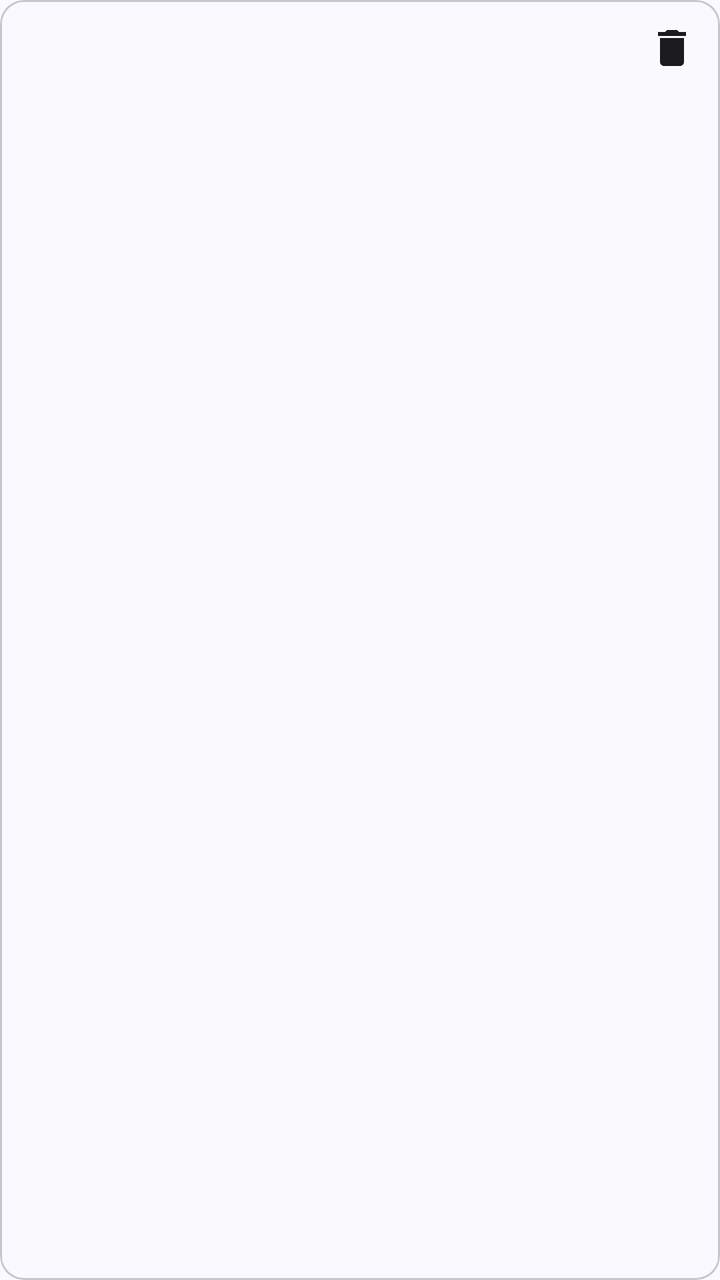
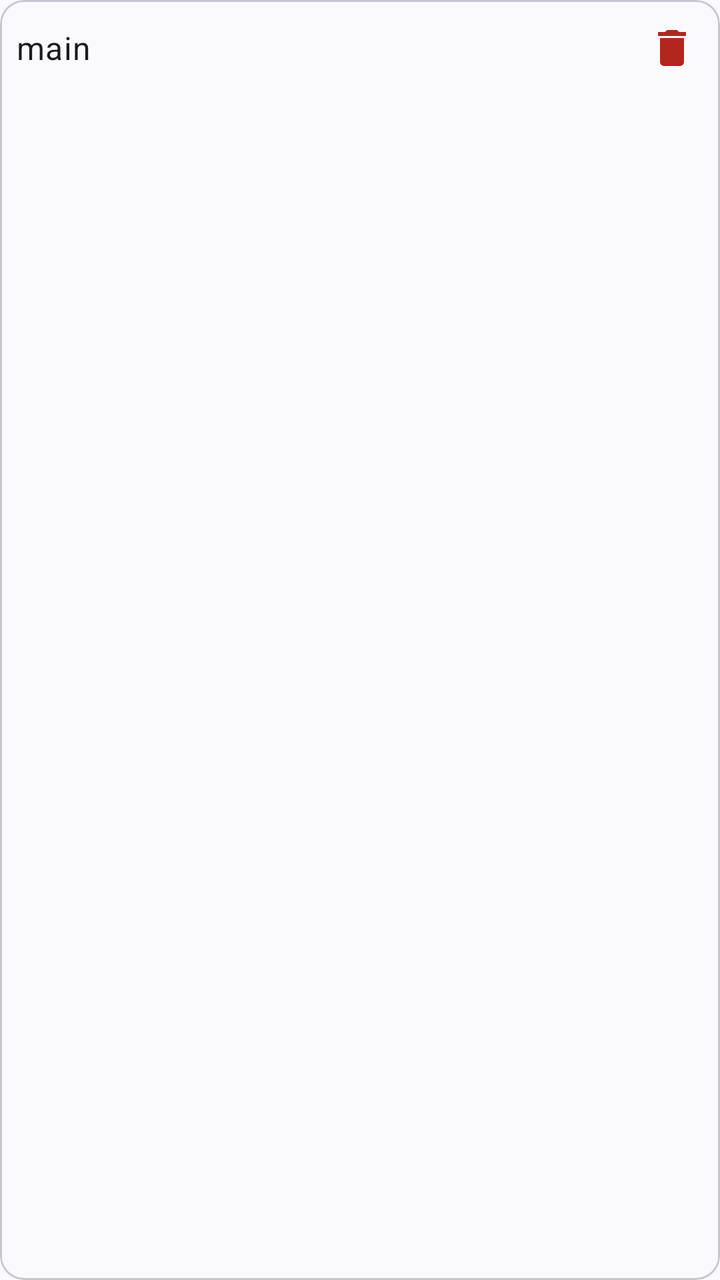

Screens rendered from an Android XML layout before and after an edit, with the pre-edit source and the edit as a unified diff.
<!-- AndroidManifest.xml: application theme Theme.GoTerminal -->
<!-- res/layout/item_session.xml -->
<?xml version="1.0" encoding="utf-8"?>
<com.google.android.material.card.MaterialCardView
    xmlns:android="http://schemas.android.com/apk/res/android"
    xmlns:app="http://schemas.android.com/apk/res-auto"
    xmlns:tools="http://schemas.android.com/tools"
    android:layout_width="match_parent"
    android:layout_height="wrap_content"
    android:id="@+id/card"
    android:layout_marginBottom="8dp"
    android:layout_marginLeft="0dp"
    style="@style/Widget.Material3.CardView.Outlined"
    app:strokeWidth="1dp"
    android:layout_marginRight="0dp"
    android:layout_marginTop="8dp">


    <LinearLayout
        android:layout_width="match_parent"
        android:layout_height="wrap_content"
        android:gravity="center_vertical"
        android:padding="8dp"
        android:orientation="horizontal">

        <com.google.android.material.textview.MaterialTextView
            android:id="@+id/text1"
            android:layout_width="match_parent"
            android:layout_height="wrap_content"
            android:layout_weight="1"
            android:layout_marginRight="8dp" />


        <ImageView
            android:layout_width="32dp"
            android:layout_height="32dp"
            android:clickable="true"
            android:id="@+id/img_delete"
            android:background="?attr/selectableItemBackgroundBorderless"
            android:scaleType="centerInside"
            android:src="@drawable/ic_delete" />

    </LinearLayout>


</com.google.android.material.card.MaterialCardView>
<!-- resources referenced by this layout -->
<resources>
  <!-- drawable ic_delete (drawable) -->
  <?xml version='1.0' encoding='UTF-8' standalone='yes' ?>
  
  <vector xmlns:android="http://schemas.android.com/apk/res/android" android:width="24dp" android:height="24dp" android:viewportWidth="24" android:viewportHeight="24" android:tint="?attr/colorOnSurface">
    <path android:fillColor="?colorError" android:pathData="M19,4H15.5L14.5,3H9.5L8.5,4H5V6H19M6,19A2,2 0 0,0 8,21H16A2,2 0 0,0 18,19V7H6V19Z" />
  </vector>
  <style name="Theme.GoTerminal" parent="Base.Theme.GoTerminal" />
  <style name="Base.Theme.GoTerminal" parent="Theme.Material3.DynamicColors.DayNight.NoActionBar">
         <item name="android:statusBarColor">?colorSurface</item>
         <item name="android:navigationBarColor">?colorSurface</item>
         <item name="android:windowLightStatusBar">?isLightTheme</item>
         <item name="android:windowLightNavigationBar" tools:ignore="NewApi">?isLightTheme</item>
      </style>
</resources>

<!-- the commit's change to res/layout/item_session.xml (unified diff, before → after) -->
@@ -1,8 +1,6 @@
 <?xml version="1.0" encoding="utf-8"?>
-<com.google.android.material.card.MaterialCardView
-    xmlns:android="http://schemas.android.com/apk/res/android"
+<com.google.android.material.card.MaterialCardView xmlns:android="http://schemas.android.com/apk/res/android"
     xmlns:app="http://schemas.android.com/apk/res-auto"
-    xmlns:tools="http://schemas.android.com/tools"
     android:layout_width="match_parent"
     android:layout_height="wrap_content"
     android:id="@+id/card"
@@ -26,15 +24,19 @@
             android:layout_width="match_parent"
             android:layout_height="wrap_content"
             android:layout_weight="1"
+            android:text="main"
+            android:maxLines="1"
+            android:textAppearance="@style/TextAppearance.Material3.BodyLarge"
             android:layout_marginRight="8dp" />
 
 
-        <ImageView
+        <com.google.android.material.imageview.ShapeableImageView
             android:layout_width="32dp"
             android:layout_height="32dp"
             android:clickable="true"
             android:id="@+id/img_delete"
             android:background="?attr/selectableItemBackgroundBorderless"
+            android:focusable="true"
             android:scaleType="centerInside"
             android:src="@drawable/ic_delete" />
 
<!-- resource entries referenced after the edit -->
@@ -3,8 +3,15 @@
   <!-- drawable ic_delete (drawable) -->
   <?xml version='1.0' encoding='UTF-8' standalone='yes' ?>
   
-  <vector xmlns:android="http://schemas.android.com/apk/res/android" android:width="24dp" android:height="24dp" android:viewportWidth="24" android:viewportHeight="24" android:tint="?attr/colorOnSurface">
-    <path android:fillColor="?colorError" android:pathData="M19,4H15.5L14.5,3H9.5L8.5,4H5V6H19M6,19A2,2 0 0,0 8,21H16A2,2 0 0,0 18,19V7H6V19Z" />
+  <vector xmlns:android="http://schemas.android.com/apk/res/android"
+      android:width="24dp"
+      android:height="24dp"
+      android:tint="?attr/colorError"
+      android:viewportWidth="24"
+      android:viewportHeight="24">
+      <path
+          android:fillColor="#FF000000"
+          android:pathData="M19,4H15.5L14.5,3H9.5L8.5,4H5V6H19M6,19A2,2 0 0,0 8,21H16A2,2 0 0,0 18,19V7H6V19Z" />
   </vector>
   <style name="Theme.GoTerminal" parent="Base.Theme.GoTerminal" />
   <style name="Base.Theme.GoTerminal" parent="Theme.Material3.DynamicColors.DayNight.NoActionBar">
